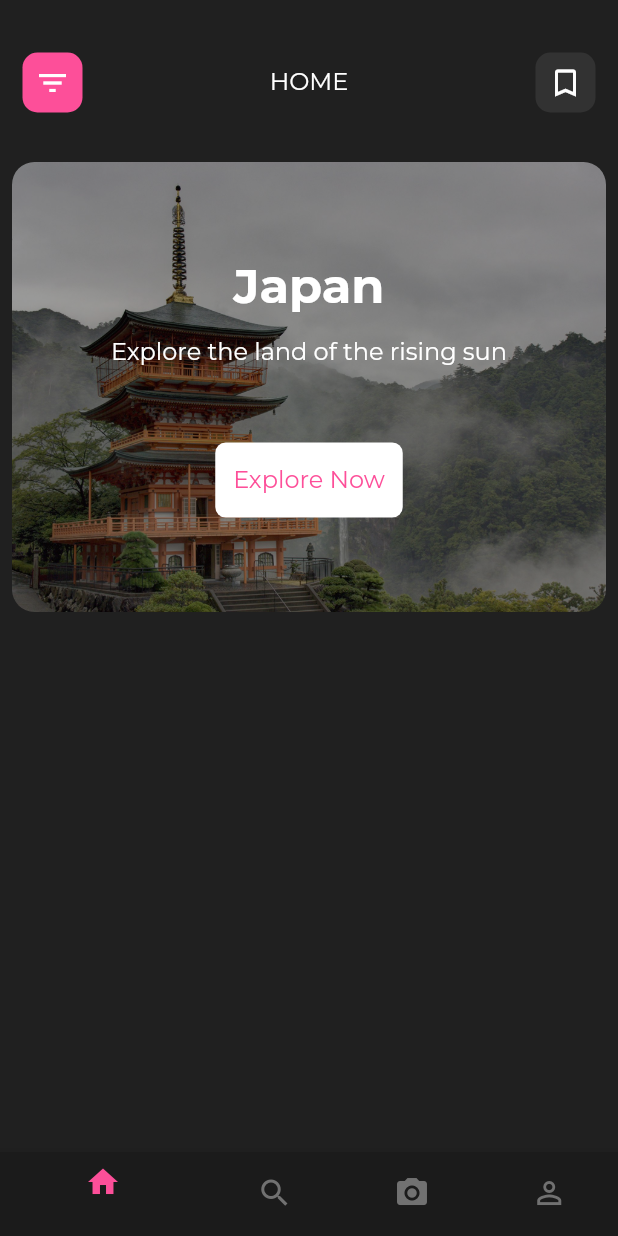
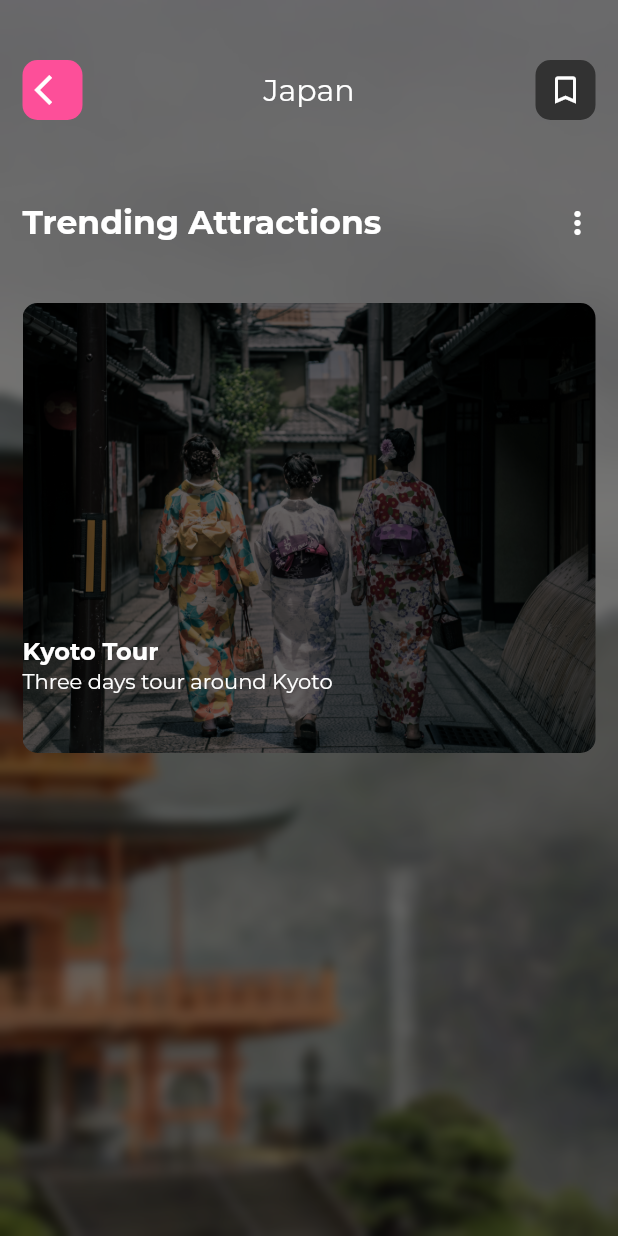
Before and after one commit to StaringGenie/japan_travel, a Flutter app: the screen it shows after launch, after a tap on "Explore Now", on a phone screen of 412 x 824 dp. Run offline on Flutter 3.47's test engine with Material 2 defaults, Android fonts, the phone set to English and light mode, and no system bars; our stand-ins replace google_fonts.

Commit message:
some details

```diff
--- a/japan_travel_flutter/lib/dashboard.dart
+++ b/japan_travel_flutter/lib/dashboard.dart
@@ -1,5 +1,6 @@
 import 'package:flutter/material.dart';
 import 'package:google_fonts/google_fonts.dart';
+import 'package:japan_travel_flutter/detailsPage.dart';
 
 class DashBoardPage extends StatefulWidget {
   @override
@@ -12,7 +13,7 @@ class _DashBoardPageState extends State<DashBoardPage> {
     return Column(
       children: <Widget>[
         SizedBox(
-          height: 20,
+          height: 40,
         ),
         Padding(
           padding: const EdgeInsets.all(15.0),
@@ -57,11 +58,13 @@ class _DashBoardPageState extends State<DashBoardPage> {
         ),
         SizedBox(height: 10),
         Container(
-          height: MediaQuery.of(context).size.height - 156,
+          height: MediaQuery.of(context).size.height - 176,
           child: ListView(
             children: <Widget>[
               buildListItem('images/japan.jpg', 'Japan',
-                  'Explore the land of the rising sun')
+                  'Explore the land of the rising sun'),
+              buildListItem('images/canada.jpg', 'Canada',
+                  'Explore the vast forestes of Canada'),
             ],
           ),
         )
@@ -114,7 +117,13 @@ class _DashBoardPageState extends State<DashBoardPage> {
                     height: 50,
                   ),
                   InkWell(
-                    onTap: () {},
+                    onTap: () {
+                      Navigator.of(context).push(MaterialPageRoute(
+                          builder: (context) => DetailsPage(
+                                imagePath: imgPath,
+                                title: country,
+                              )));
+                    },
                     child: Container(
                       child: Center(
                         child: Text(
--- /dev/null
+++ b/japan_travel_flutter/lib/detailsPage.dart
@@ -0,0 +1,160 @@
+import 'dart:ui';
+
+import 'package:flutter/material.dart';
+import 'package:google_fonts/google_fonts.dart';
+
+class DetailsPage extends StatefulWidget {
+  final imagePath, title;
+
+  const DetailsPage({this.imagePath, this.title});
+  @override
+  _DetailsPageState createState() => _DetailsPageState();
+}
+
+class _DetailsPageState extends State<DetailsPage> {
+  @override
+  Widget build(BuildContext context) {
+    return Scaffold(
+      body: Stack(
+        children: <Widget>[
+          Container(
+            height: MediaQuery.of(context).size.height,
+            width: MediaQuery.of(context).size.width,
+            decoration: BoxDecoration(
+                image: DecorationImage(
+                    image: AssetImage(widget.imagePath), fit: BoxFit.cover)),
+          ),
+          BackdropFilter(
+            filter: new ImageFilter.blur(sigmaX: 4, sigmaY: 4),
+            child: Container(
+              decoration: BoxDecoration(color: Colors.black.withOpacity(0.5)),
+            ),
+          ),
+          Padding(
+            padding: EdgeInsets.fromLTRB(15, 40, 15, 15),
+            child: Row(
+              mainAxisAlignment: MainAxisAlignment.spaceBetween,
+              children: <Widget>[
+                InkWell(
+                  onTap: () {
+                    Navigator.of(context).pop();
+                  },
+                  child: Container(
+                    child: Center(
+                      child: Icon(
+                        Icons.arrow_back_ios,
+                        color: Colors.white,
+                      ),
+                    ),
+                    width: 40,
+                    height: 40,
+                    decoration: BoxDecoration(
+                        borderRadius: BorderRadius.circular(10),
+                        color: Color(0xFFFD4F99)),
+                  ),
+                ),
+                Text(
+                  widget.title,
+                  style: GoogleFonts.montserrat(
+                      fontSize: 20,
+                      fontWeight: FontWeight.w400,
+                      textStyle: TextStyle(color: Colors.white)),
+                ),
+                Container(
+                  child: Center(
+                    child: Icon(
+                      Icons.bookmark_border,
+                      color: Colors.white,
+                    ),
+                  ),
+                  width: 40,
+                  height: 40,
+                  decoration: BoxDecoration(
+                      borderRadius: BorderRadius.circular(10),
+                      color: Color(0xFF323232)),
+                ),
+              ],
+            ),
+          ),
+          Positioned(
+            top: 120,
+            child: Padding(
+              padding: const EdgeInsets.all(15.0),
+              child: Column(
+                children: <Widget>[
+                  Container(
+                    width: MediaQuery.of(context).size.width - 30,
+                    child: Row(
+                      mainAxisAlignment: MainAxisAlignment.spaceBetween,
+                      children: <Widget>[
+                        Text(
+                          'Trending Attractions',
+                          style: GoogleFonts.montserrat(
+                              fontSize: 22,
+                              fontWeight: FontWeight.bold,
+                              textStyle: TextStyle(color: Colors.white)),
+                        ),
+                        Icon(
+                          Icons.more_vert,
+                          color: Colors.white,
+                        )
+                      ],
+                    ),
+                  ),
+                  SizedBox(
+                    height: 40,
+                  ),
+                  Stack(
+                    children: <Widget>[
+                      Container(
+                        height: 300,
+                        width: MediaQuery.of(context).size.width - 30,
+                        decoration: BoxDecoration(
+                            borderRadius: BorderRadius.circular(10),
+                            image: DecorationImage(
+                                image: AssetImage('images/kyoto.jpg'),
+                                fit: BoxFit.cover,
+                                colorFilter: ColorFilter.mode(
+                                    Colors.black.withOpacity(0.6),
+                                    BlendMode.darken))),
+                        child: Row(
+                          children: <Widget>[
+                            Column(
+                              mainAxisAlignment: MainAxisAlignment.end,
+                              crossAxisAlignment: CrossAxisAlignment.start,
+                              children: <Widget>[
+                                Text(
+                                  'Kyoto Tour',
+                                  style: GoogleFonts.montserrat(
+                                      fontSize: 16,
+                                      fontWeight: FontWeight.bold,
+                                      textStyle:
+                                          TextStyle(color: Colors.white)),
+                                ),
+                                Text(
+                                  'Three days tour around Kyoto',
+                                  style: GoogleFonts.montserrat(
+                                      fontSize: 14,
+                                      fontWeight: FontWeight.normal,
+                                      textStyle:
+                                          TextStyle(color: Colors.white)),
+                                ),
+                                SizedBox(
+                                  height: 40,
+                                )
+                              ],
+                            )
+                          ],
+                        ),
+                      )
+                    ],
+                  )
+                ],
+              ),
+            ),
+          ),
+        ],
+      ),
+    );
+  }
+}
```
